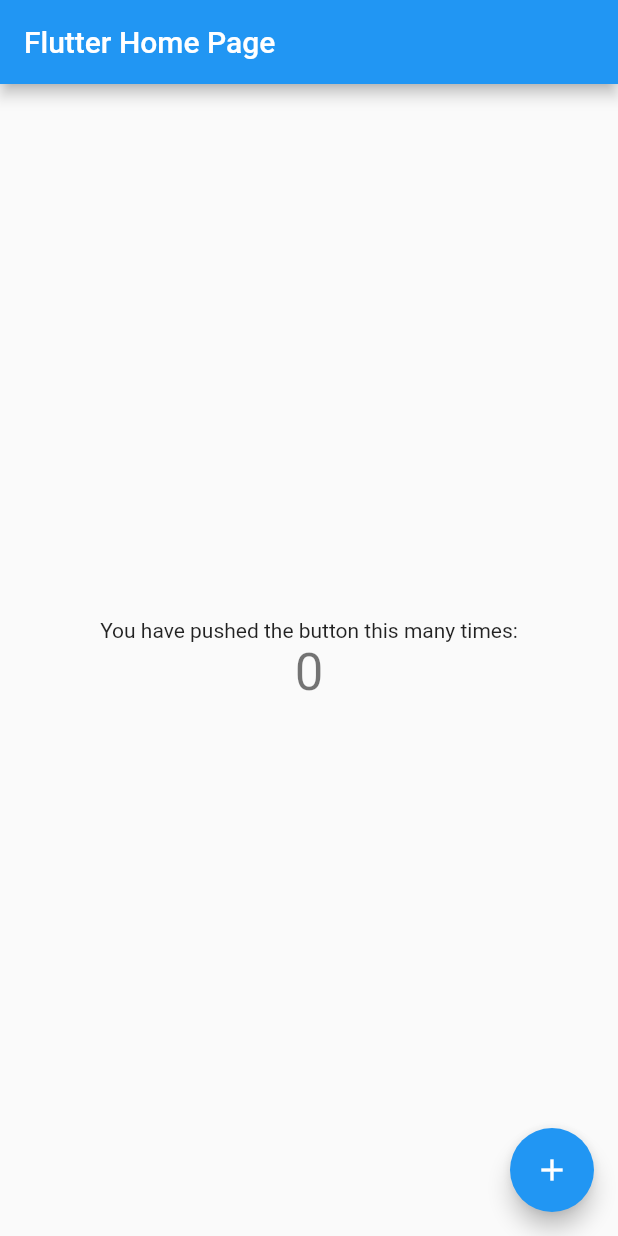
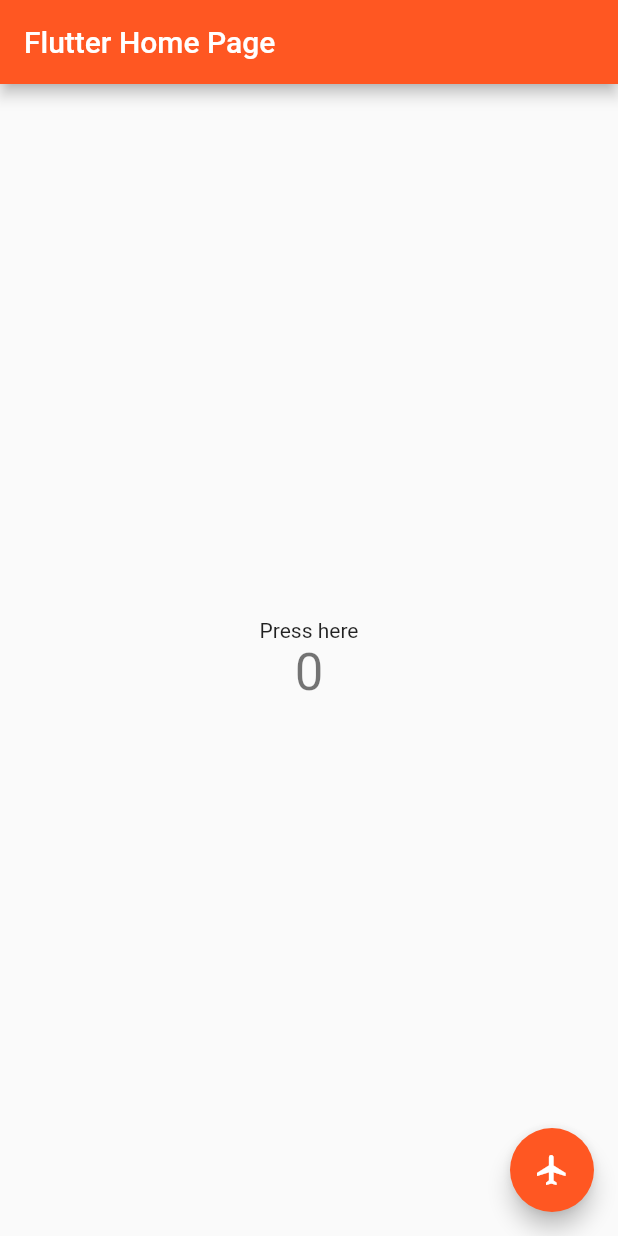
Before and after one commit to vaibhavtale/Firebase_Authentication, a Flutter app: the screen it shows after launch, on a phone screen of 412 x 824 dp. Run offline on Flutter 3.47's test engine with Material 2 defaults, Android fonts, the phone set to English and light mode, and no system bars; our stand-ins replace cloud_firestore; accounts and stored records are empty.

Commit message:
Failed to Integrate Firebase

```diff
--- a/lib/main.dart
+++ b/lib/main.dart
@@ -1,4 +1,5 @@
 import 'package:flutter/material.dart';
+import 'package:cloud_firestore/cloud_firestore.dart';
 
 void main() {
   runApp(const MyApp());
@@ -23,7 +24,7 @@ class MyApp extends StatelessWidget {
         // or simply save your changes to "hot reload" in a Flutter IDE).
         // Notice that the counter didn't reset back to zero; the application
         // is not restarted.
-        primarySwatch: Colors.blue,
+        primarySwatch: Colors.deepOrange,
       ),
       home: const MyHomePage(title: 'Flutter Home Page'),
 
@@ -99,7 +100,7 @@ class _MyHomePageState extends State<MyHomePage> {
           mainAxisAlignment: MainAxisAlignment.center,
           children: <Widget>[
             const Text(
-              'You have pushed the button this many times:',
+              'Press here',
             ),
             Text(
               '$_counter',
@@ -111,7 +112,7 @@ class _MyHomePageState extends State<MyHomePage> {
       floatingActionButton: FloatingActionButton(
         onPressed: _incrementCounter,
         tooltip: 'Increment',
-        child: const Icon(Icons.add),
+        child: const Icon(Icons.flight),
       ), // This trailing comma makes auto-formatting nicer for build methods.
     );
   }
--- a/pubspec.yaml
+++ b/pubspec.yaml
@@ -27,6 +27,7 @@ environment:
 # the latest version available on pub.dev. To see which dependencies have newer
 # versions available, run `flutter pub outdated`.
 dependencies:
+  cloud_firestore:
   flutter:
     sdk: flutter
 
```
Also changed, not shown: pubspec.lock, 3 other files.
